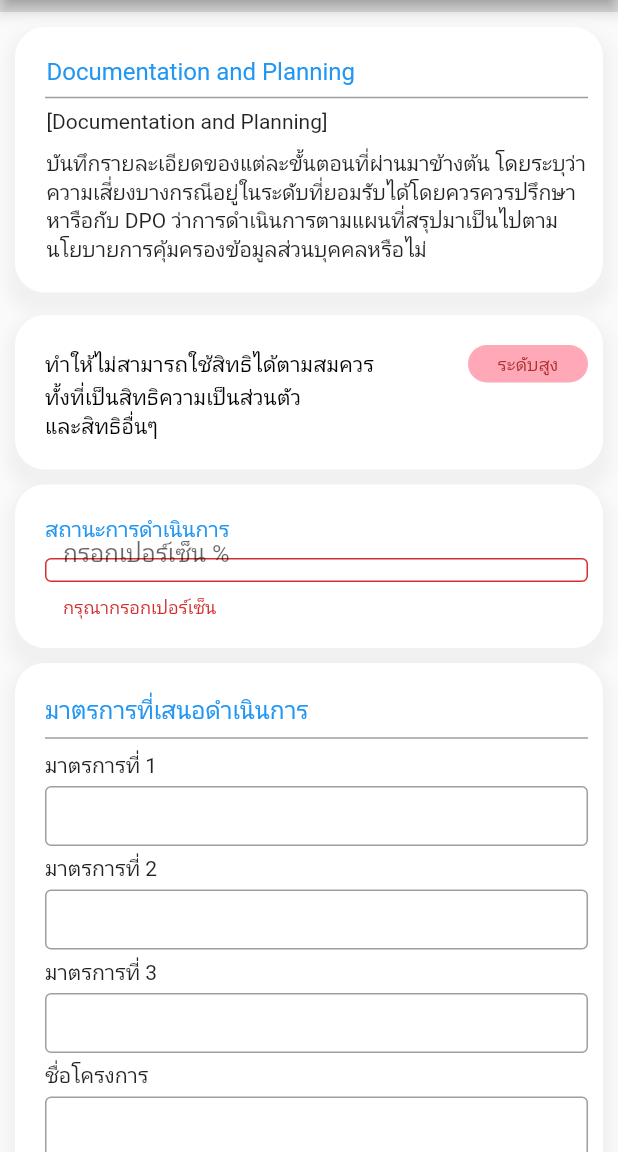
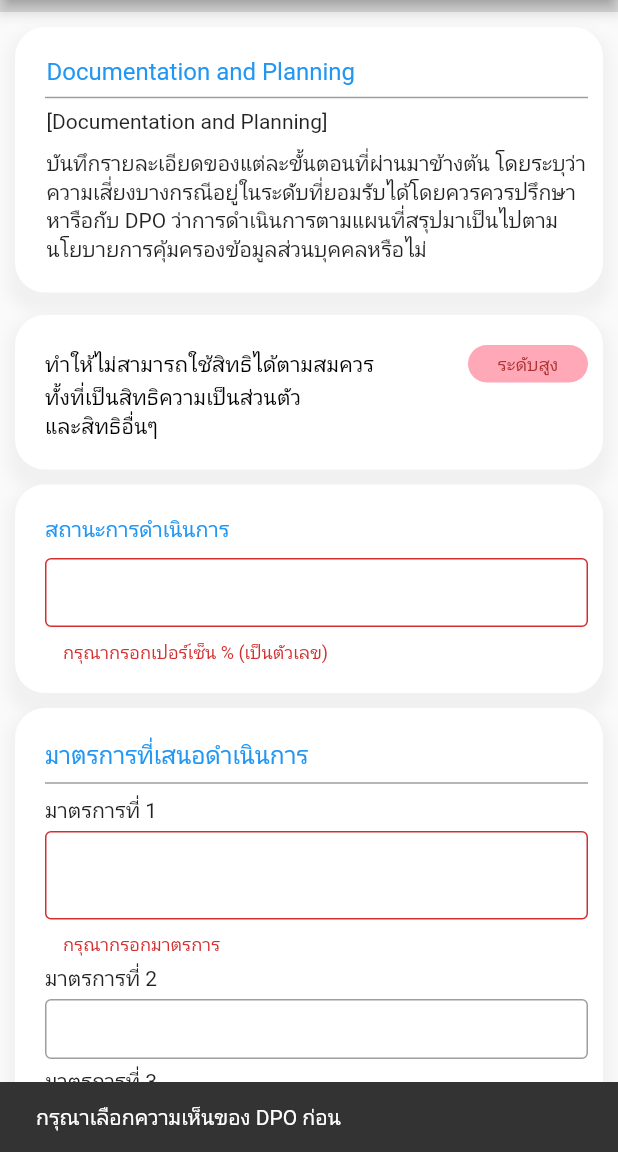
Before and after one commit to ThanaboonHongma/DPIA, a Flutter app: the AddMeasure screen opened directly with empty values, after a tap on "บันทึก", on a phone screen of 412 x 824 dp, the part 84-1236 px from its top. Run offline on Flutter 3.47's test engine with Material 2 defaults, Android fonts, the phone set to English and light mode, and no system bars; our stand-ins replace cloud_firestore, dropdown_button2, firebase_auth, firebase_core, go_router, google_fonts and 1 more; accounts and stored records are empty.

Commit message:
fix-textfile

```diff
--- a/lib/screens/dpia_risk_assessment/dpia_risk_assessment.dart
+++ b/lib/screens/dpia_risk_assessment/dpia_risk_assessment.dart
@@ -315,6 +315,7 @@ class _RiskAssessmentPageState extends State<RiskAssessmentPage> {
                                 },
                               ),
                             ),
+                            SizedBox(height: 20,),
                       SizedBox(
                         height: 30,
                         width: 150,
@@ -338,7 +339,7 @@ class _RiskAssessmentPageState extends State<RiskAssessmentPage> {
                         ),
                       ),
                       const SizedBox(
-                        height: 20,
+                        height: 10,
                       ),
                     ],
                   ),
--- a/lib/screens/mitigating/addmeasure.dart
+++ b/lib/screens/mitigating/addmeasure.dart
@@ -1,7 +1,7 @@
 import 'package:dpia_project/providers/dpia_provider.dart';
-// import 'package:dpia_project/models/mitigatingdescription/mitigatingdescription.dart';
 import 'package:dpia_project/models/riskassessment/risklist.dart';
 import 'package:flutter/material.dart';
+import 'package:flutter/services.dart';
 import 'package:go_router/go_router.dart';
 import 'package:provider/provider.dart';
 
@@ -28,7 +28,10 @@ class _AddMeasureState extends State<AddMeasure> {
   final TextEditingController rick2 = TextEditingController();
   final TextEditingController rick3 = TextEditingController();
   final TextEditingController checkmanage = TextEditingController();
+
+  String? _hintTextcheckmanage = 'กรอกเปอร์เซ็น %';
   String? _errorcheckmanage;
+  String? _errormeasures1;
 
   Future<void> _selectDate(BuildContext context) async {
     final DateTime? picked = await showDatePicker(
@@ -112,9 +115,17 @@ class _AddMeasureState extends State<AddMeasure> {
                 child: ElevatedButton(
                   onPressed: () {
                     if (checkmanage.text.isEmpty) {
+                      if (!dpoagree[0]||!dpoagree[1]) {
+                        ScaffoldMessenger.of(context).showSnackBar(
+                          const SnackBar(
+                            content: Text("กรุณาเลือกความเห็นของ DPO ก่อน"),
+                          ),
+                        );
+                      }
                       setState(() {
-                        _errorcheckmanage =
-                            'กรุณากรอกเปอร์เซ็น'; // Set error message
+                        _hintTextcheckmanage = '';
+                        _errorcheckmanage = 'กรุณากรอกเปอร์เซ็น % (เป็นตัวเลข)';
+                        _errormeasures1 = 'กรุณากรอกมาตรการ';
                       });
                     } else {
                       final riskData = context
@@ -363,7 +374,7 @@ class _AddMeasureState extends State<AddMeasure> {
                                   height: 10,
                                 ),
                                 SizedBox(
-                                  height: 40,
+                                  height: 70,
                                   width: double.infinity,
                                   child: TextField(
                                     controller: checkmanage,
@@ -373,9 +384,15 @@ class _AddMeasureState extends State<AddMeasure> {
                                       });
                                     },
                                     keyboardType: TextInputType.number,
+                                    inputFormatters: <TextInputFormatter>[
+                                      FilteringTextInputFormatter
+                                          .digitsOnly, // Allow only digits
+                                    ],
                                     decoration: InputDecoration(
-                                      hintText: 'กรอกเปอร์เซ็น %',
-                                      border: OutlineInputBorder(),
+                                      hintText: _hintTextcheckmanage
+                                      // 'กรอกเปอร์เซ็น %'
+                                      ,
+                                      border: const OutlineInputBorder(),
                                       errorText: _errorcheckmanage,
                                     ),
                                   ),
@@ -445,12 +462,17 @@ class _AddMeasureState extends State<AddMeasure> {
                                       padding: const EdgeInsets.symmetric(
                                           vertical: 5),
                                       child: SizedBox(
-                                        height: 40,
                                         width: double.infinity,
                                         child: TextField(
+                                          onChanged: (String value) {
+                                            setState(() {
+                                              _errormeasures1 = null;
+                                            });
+                                          },
                                           controller: measures1,
-                                          decoration: const InputDecoration(
-                                            border: OutlineInputBorder(),
+                                          decoration: InputDecoration(
+                                            border: const OutlineInputBorder(),
+                                            errorText: _errormeasures1,
                                           ),
                                         ),
                                       ),
@@ -694,6 +716,7 @@ class _AddMeasureState extends State<AddMeasure> {
                                                 _updateDPO();
                                               });
                                             },
+                                            isError: !dpoagree[0],
                                             activeColor: Colors.blue,
                                             checkColor: Colors.white,
                                             controlAffinity:
@@ -712,6 +735,7 @@ class _AddMeasureState extends State<AddMeasure> {
                                                 _updateDPO();
                                               });
                                             },
+                                            isError: !!dpoagree[1],
                                             activeColor: Colors.blue,
                                             checkColor: Colors.white,
                                             controlAffinity:
```
